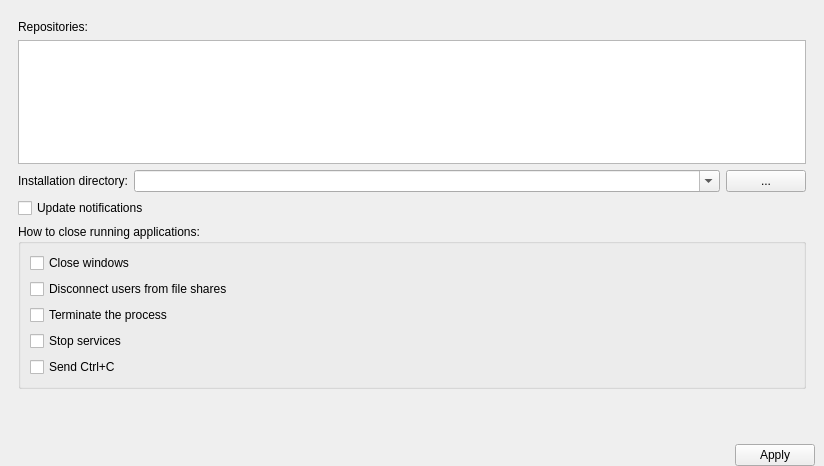
Old version of the form npackdg/src/settingsframe.ui in the repository npackd/npackd-cpp.
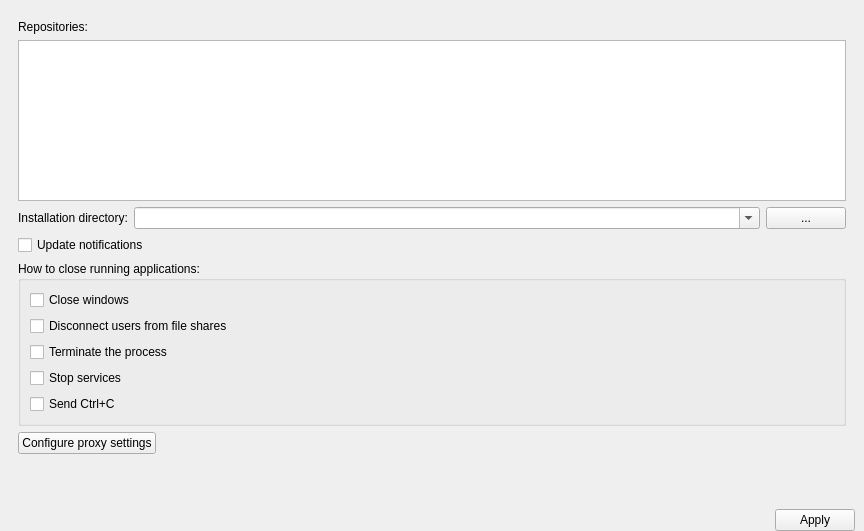
New version of the form.

Commit message: button to open the proxy settings dialog

```diff
--- a/npackdg/src/settingsframe.ui
+++ b/npackdg/src/settingsframe.ui
@@ -6,8 +6,8 @@
    <rect>
     <x>0</x>
     <y>0</y>
-    <width>824</width>
-    <height>466</height>
+    <width>864</width>
+    <height>531</height>
    </rect>
   </property>
   <property name="windowTitle">
@@ -201,6 +201,47 @@
         </layout>
        </widget>
       </item>
+      <item>
+       <widget class="QWidget" name="widget" native="true">
+        <layout class="QHBoxLayout" name="horizontalLayout_3">
+         <property name="spacing">
+          <number>0</number>
+         </property>
+         <property name="leftMargin">
+          <number>0</number>
+         </property>
+         <property name="topMargin">
+          <number>0</number>
+         </property>
+         <property name="rightMargin">
+          <number>0</number>
+         </property>
+         <property name="bottomMargin">
+          <number>0</number>
+         </property>
+         <item>
+          <widget class="QPushButton" name="pushButtonProxySettings">
+           <property name="text">
+            <string>Configure proxy settings</string>
+           </property>
+          </widget>
+         </item>
+         <item>
+          <spacer name="horizontalSpacer">
+           <property name="orientation">
+            <enum>Qt::Horizontal</enum>
+           </property>
+           <property name="sizeHint" stdset="0">
+            <size>
+             <width>40</width>
+             <height>20</height>
+            </size>
+           </property>
+          </spacer>
+         </item>
+        </layout>
+       </widget>
+      </item>
       <item>
        <spacer name="verticalSpacer">
         <property name="orientation">
```
The commit also changes 8 other files.
